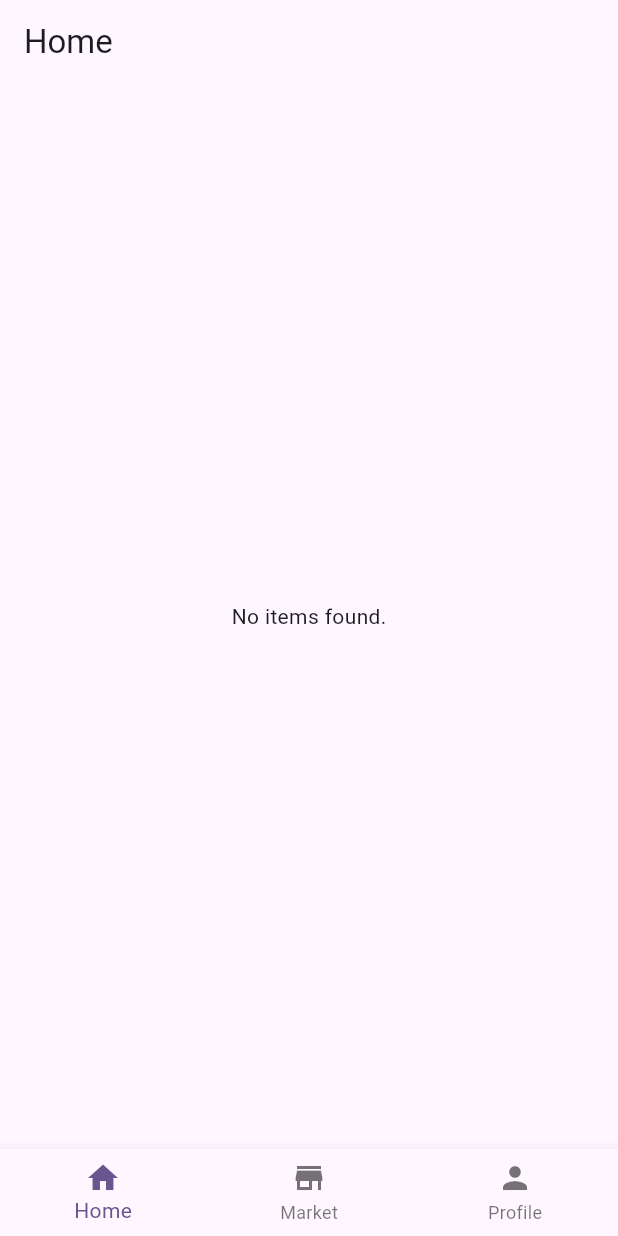
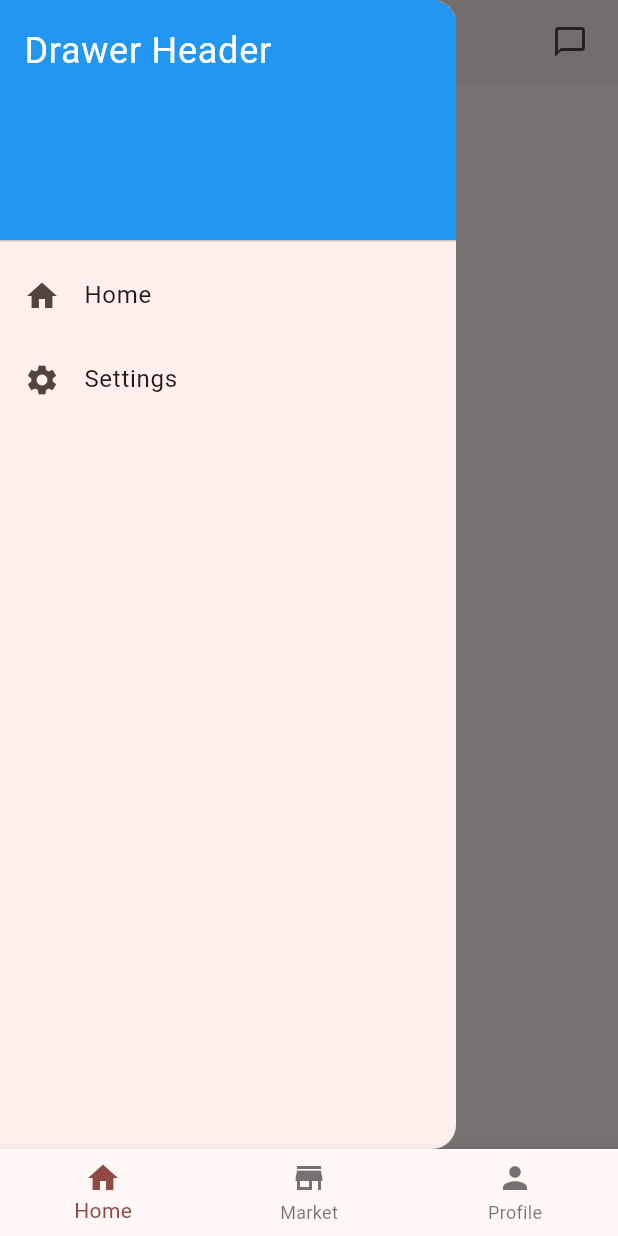
Before and after one commit to bachdumpling/ram_trade, a Flutter app: the screen it shows once a user with an empty profile is signed in, with the side drawer open (before the commit the screen has no drawer), on a phone screen of 412 x 824 dp. Run offline on Flutter 3.47's test engine with Material 3 defaults, Android fonts, the phone set to English and light mode, and no system bars; our stand-ins replace google_sign_in, image_picker, supabase_flutter; accounts and stored records are empty; network calls fail.

Commit message:
Refactor UI layout and update colors

```diff
--- a/lib/components/item_card.dart
+++ b/lib/components/item_card.dart
@@ -17,8 +17,8 @@ class ItemCard extends StatelessWidget {
   @override
   Widget build(BuildContext context) {
     return Card(
-      margin: const EdgeInsets.symmetric(vertical: 10.0, horizontal: 30.0),
-      elevation: 2.0,
+      // margin: const EdgeInsets.symmetric(vertical: 10.0, horizontal: 20.0),
+      elevation: 1.0,
       shape: RoundedRectangleBorder(
         borderRadius: BorderRadius.circular(6.0),
       ),
--- /dev/null
+++ b/lib/components/my_drawer.dart
@@ -0,0 +1,44 @@
+import 'package:flutter/material.dart';
+
+class MyDrawer extends StatelessWidget {
+  const MyDrawer({super.key});
+
+  @override
+  Widget build(BuildContext context) {
+    return Container(
+      child: Drawer(
+        child: ListView(
+          padding: EdgeInsets.zero,
+          children: [
+            const DrawerHeader(
+              decoration: BoxDecoration(
+                color: Colors.blue,
+              ),
+              child: Text(
+                'Drawer Header',
+                style: TextStyle(
+                  color: Colors.white,
+                  fontSize: 24,
+                ),
+              ),
+            ),
+            ListTile(
+              leading: const Icon(Icons.home),
+              title: const Text('Home'),
+              onTap: () {
+                // Handle drawer item tap
+              },
+            ),
+            ListTile(
+              leading: const Icon(Icons.settings),
+              title: const Text('Settings'),
+              onTap: () {
+                // Handle drawer item tap
+              },
+            ),
+          ],
+        ),
+      ),
+    );
+  }
+}
--- a/lib/main.dart
+++ b/lib/main.dart
@@ -28,7 +28,7 @@ class MyApp extends StatelessWidget {
       debugShowCheckedModeBanner: false,
       title: 'Ram Trade',
       theme: ThemeData(
-        colorScheme: ColorScheme.fromSeed(seedColor: Colors.deepPurple),
+        colorScheme: ColorScheme.fromSeed(seedColor: Colors.red),
         useMaterial3: true,
       ),
       home: const SplashPage(),
--- a/lib/pages/home_screen.dart
+++ b/lib/pages/home_screen.dart
@@ -2,6 +2,7 @@ import 'package:flutter/material.dart';
 import 'package:ram_trade/components/item_card.dart';
 import 'package:ram_trade/main.dart';
 import 'package:supabase_flutter/supabase_flutter.dart';
+import 'package:ram_trade/components/my_drawer.dart';
 
 class HomeScreen extends StatefulWidget {
   const HomeScreen({super.key});
@@ -19,6 +20,7 @@ class _HomeScreenState extends State<HomeScreen>
   void initState() {
     super.initState();
     _loadItems();
+    // _loadCategories();
   }
 
   // pull items data from supabase
@@ -54,30 +56,97 @@ class _HomeScreenState extends State<HomeScreen>
 
   @override
   Widget build(BuildContext context) {
-    super.build(context);
+    super.build(context); // Needed for AutomaticKeepAliveClientMixin
+    return Scaffold(
+      appBar: AppBar(
+        // title: const Text("Home"),
+        elevation: 1,
+        actions: [
+          IconButton(
+            icon: Container(
+                margin: const EdgeInsets.only(right: 12.0),
+                child: const Icon(Icons.chat_bubble_outline)),
+            onPressed: () {
+              debugPrint('Chat button tapped.');
+              // Add your search functionality here.
+            },
+          ),
+        ],
+      ),
+      drawer: const MyDrawer(),
+      body: Padding(
+        padding:
+            const EdgeInsets.all(16),
+        child: Column(
+          children: [
+            // Landing page title
+            const Row(
+              children: [
+                Column(
+                  crossAxisAlignment: CrossAxisAlignment.start,
+                  children: [
+                    Text(
+                      "Welcome to Ram Trade",
+                      style: TextStyle(
+                        fontSize: 22,
+                        fontWeight: FontWeight.bold,
+                      ),
+                      textAlign: TextAlign.start,
+                    ),
+                    Text(
+                      "where one man's trash is another's treasure",
+                      style: TextStyle(
+                        fontSize: 14,
+                        color: Colors.black,
+                      ),
+                    ),
+                  ],
+                ),
+              ],
+            ),
+            const SizedBox(height: 20),
+            const Row(
+              children: [
+                Text(
+                  "Recent Listings",
+                  style: TextStyle(
+                    fontSize: 16,
+                    fontWeight: FontWeight.bold,
+                  ),
+                ),
+              ],
+            ),
+            const SizedBox(height: 20),
+            _buildBody(),
+          ],
+        ),
+      ),
+    );
+  }
 
+  Widget _buildBody() {
     if (_loading) {
-      // If still loading, show a loading indicator
-      return Scaffold(
-        appBar: AppBar(title: const Text("Home")),
-        body: const Center(child: CircularProgressIndicator()),
+      return const Center(child: CircularProgressIndicator());
+    } else if (items == null || items!.isEmpty) {
+      return const Center(child: Text("No items found."));
+    } else {
+      return _buildItemList();
+    }
+  }
+
+  Widget _buildItemList() {
+    return Expanded(
+      // Wrap with Expanded
+      child: ListView.builder(
+        itemCount: items!.length,
+        itemBuilder: (context, index) => _buildItemCard(index),
+      ),
     );
-    } else if (items == null || items!.isEmpty) {
-      // If items are null or empty, show a message
-      return Scaffold(
-        appBar: AppBar(title: const Text("Home")),
-        body: const Center(child: Text("No items found.")),
-      );
-    } else {
-      // If items are loaded and not null, build the ListView
-      return Scaffold(
-        appBar: AppBar(title: const Text("Home")),
-        body: ListView.builder(
-          itemCount: items!.length,
-          itemBuilder: (context, index) {
+  }
+
+  Widget _buildItemCard(int index) {
     final item = items![index];
-            final createdAt =
-                DateTime.parse(item['created_at']?.toString() ?? '');
+    final createdAt = DateTime.parse(item['created_at']?.toString() ?? '');
     final now = DateTime.now();
     final difference = now.difference(createdAt);
 
@@ -89,10 +158,6 @@ class _HomeScreenState extends State<HomeScreen>
           ? item['photos'][0] as String
           : '',
     );
-          },
-        ),
-      );
-    }
   }
 
   @override
--- a/lib/pages/market_screen.dart
+++ b/lib/pages/market_screen.dart
@@ -77,8 +77,8 @@ class _MarketScreenState extends State<MarketScreen> {
 
   @override
   Widget build(BuildContext context) {
-    print(items);
-    print("categories: $categories");
+    // print(items);
+    // print("categories: $categories");
 
     return Scaffold(
       appBar: AppBar(
```
Lines whose indentation alone changed are shown as unchanged.
